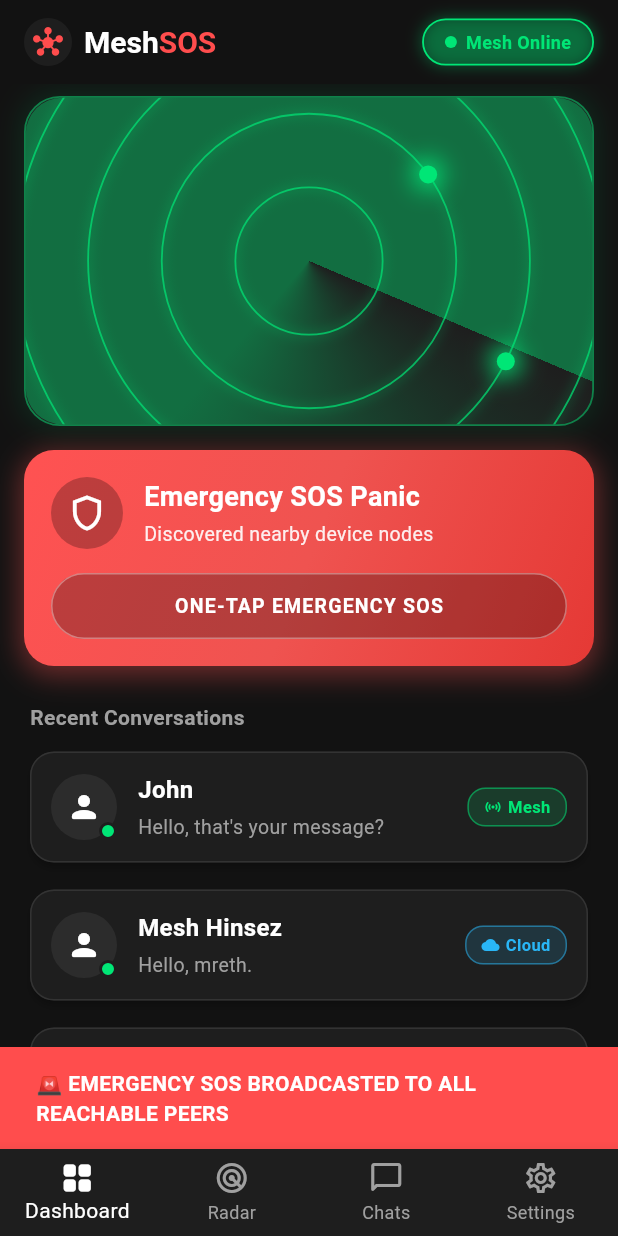
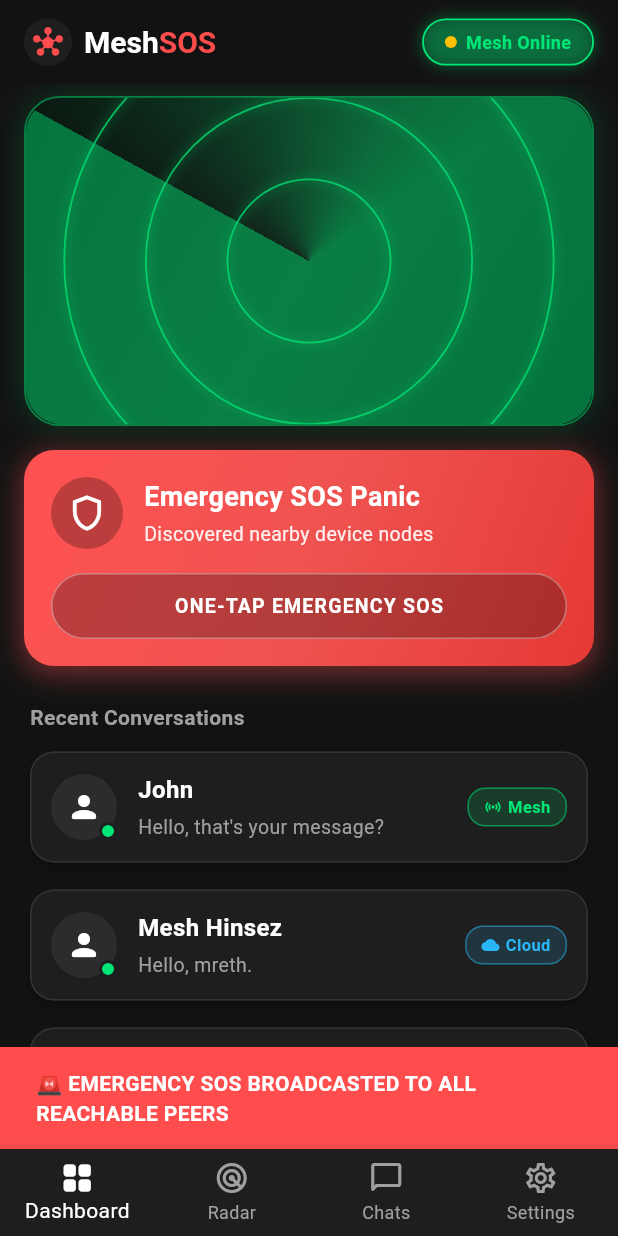
Before and after one commit to Balramsingh12233/MeshSoS, a Flutter app: the screen it shows after launch, after a tap on "ONE-TAP EMERGENCY SOS", on a phone screen of 412 x 824 dp. Run offline on Flutter 3.47's test engine with Material 3 defaults, Android fonts, the phone set to English and light mode, and no system bars; our stand-ins replace flutter_riverpod, hive_flutter, permission_handler; missing offline and left inert: nearby_connections; accounts and stored records are empty.

Commit message:
feat(dashboard): show real detected peer glowing dots on radar, dynamic nearby devices list when active, and fallback to recent chats when idle

```diff
--- a/lib/features/dashboard/presentation/screens/dashboard_screen.dart
+++ b/lib/features/dashboard/presentation/screens/dashboard_screen.dart
@@ -5,9 +5,51 @@ import '../../../chat/presentation/screens/chat_screen.dart';
 import '../../../chat/presentation/screens/chats_list_screen.dart';
 import '../../../mesh/domain/models/message_envelope.dart';
 import '../../../mesh/domain/providers/mesh_router_provider.dart';
+import '../widgets/nearby_peer_item.dart';
 import '../widgets/radar_visualizer_card.dart';
 import '../widgets/recent_chat_item.dart';
 import '../widgets/sos_panic_card.dart';
+
+/// Representation of recent demo conversation item
+class ConversationSummary {
+  final String peerName;
+  final String lastMessage;
+  final DeliveryStatus deliveryStatus;
+  final Color avatarColor;
+  final String initials;
+
+  const ConversationSummary({
+    required this.peerName,
+    required this.lastMessage,
+    required this.deliveryStatus,
+    required this.avatarColor,
+    required this.initials,
+  });
+}
+
+const List<ConversationSummary> recentConversations = [
+  ConversationSummary(
+    peerName: 'John',
+    lastMessage: "Hello, that's your message?",
+    deliveryStatus: DeliveryStatus.sentMesh,
+    avatarColor: Color(0xFF0D3B66),
+    initials: 'JN',
+  ),
+  ConversationSummary(
+    peerName: 'Mesh Hinsez',
+    lastMessage: 'Hello, mreth.',
+    deliveryStatus: DeliveryStatus.sentCloud,
+    avatarColor: Color(0xFF311B92),
+    initials: 'MH',
+  ),
+  ConversationSummary(
+    peerName: 'Dirok Huvinro',
+    lastMessage: 'Messages that automatically use SMS as backup.',
+    deliveryStatus: DeliveryStatus.sentSms,
+    avatarColor: Color(0xFF4E342E),
+    initials: 'DH',
+  ),
+];
 
 /// DashboardScreen is the primary Home Screen of MeshSOS.
 class DashboardScreen extends ConsumerStatefulWidget {
@@ -71,6 +113,11 @@ class _DashboardScreenState extends ConsumerState<DashboardScreen> {
       );
     }
 
+    // Watch real-time discovered nearby peers
+    final nearbyPeersAsync = ref.watch(nearbyPeersProvider);
+    final nearbyPeers = nearbyPeersAsync.value ?? [];
+    final hasNearbyPeers = nearbyPeers.isNotEmpty;
+
     return Scaffold(
       backgroundColor: AppColors.background,
       appBar: AppBar(
@@ -118,16 +165,16 @@ class _DashboardScreenState extends ConsumerState<DashboardScreen> {
                 ),
               ],
             ),
-            child: const Row(
+            child: Row(
               children: [
                 CircleAvatar(
                   radius: 4,
-                  backgroundColor: AppColors.transportMesh,
+                  backgroundColor: hasNearbyPeers ? AppColors.transportMesh : Colors.amber,
                 ),
-                SizedBox(width: 6),
+                const SizedBox(width: 6),
                 Text(
-                  'Mesh Online',
-                  style: TextStyle(
+                  hasNearbyPeers ? 'Mesh (${nearbyPeers.length})' : 'Mesh Online',
+                  style: const TextStyle(
                     color: AppColors.transportMesh,
                     fontSize: 12,
                     fontWeight: FontWeight.bold,
@@ -142,62 +189,78 @@ class _DashboardScreenState extends ConsumerState<DashboardScreen> {
         crossAxisAlignment: CrossAxisAlignment.start,
         children: [
           // ── FIXED SECTION: Radar + SOS Panic card (does NOT scroll) ────────
-          const RadarVisualizerCard(activePeerCount: 4),
+          // Real peer count controls glowing dots on radar (0 when no peers found)
+          RadarVisualizerCard(activePeerCount: nearbyPeers.length),
           SosPanicCard(onTriggerSos: _handleSosBroadcast),
 
           const SizedBox(height: 12),
 
-          // Recent Conversations header (also fixed)
-          const Padding(
-            padding: EdgeInsets.symmetric(horizontal: 20, vertical: 4),
-            child: Text(
-              'Recent Conversations',
-              style: TextStyle(
-                color: AppColors.textSecondary,
-                fontSize: 14,
-                fontWeight: FontWeight.w600,
-              ),
+          // Dynamic Header: 'Discovered Devices' when nearby peers found, else 'Recent Conversations'
+          Padding(
+            padding: const EdgeInsets.symmetric(horizontal: 20, vertical: 4),
+            child: Row(
+              mainAxisAlignment: MainAxisAlignment.spaceBetween,
+              children: [
+                Text(
+                  hasNearbyPeers ? 'Discovered Devices (${nearbyPeers.length})' : 'Recent Conversations',
+                  style: const TextStyle(
+                    color: AppColors.textSecondary,
+                    fontSize: 14,
+                    fontWeight: FontWeight.w600,
+                  ),
+                ),
+                if (hasNearbyPeers)
+                  const Text(
+                    'Active Now',
+                    style: TextStyle(
+                      color: AppColors.transportMesh,
+                      fontSize: 12,
+                      fontWeight: FontWeight.bold,
+                    ),
+                  ),
+              ],
             ),
           ),
 
-          // ── SCROLLABLE SECTION: only the chat list scrolls ──────────────────
+          // ── SCROLLABLE SECTION: shows nearby devices or recent chats ────────
           Expanded(
-            child: ListView(
-              physics: const BouncingScrollPhysics(),
-              padding: const EdgeInsets.only(bottom: 16),
-              children: [
-                RecentChatItem(
-                  peerName: 'John',
-                  lastMessageText: "Hello, that's your message?",
-                  mode: DeliveryStatus.sentMesh,
-                  onTap: () => _navigateToChatScreen(
-                    'John',
-                    avatarColor: const Color(0xFF0D3B66),
-                    initials: 'JN',
+            child: hasNearbyPeers
+                ? ListView.builder(
+                    physics: const BouncingScrollPhysics(),
+                    padding: const EdgeInsets.only(bottom: 16),
+                    itemCount: nearbyPeers.length,
+                    itemBuilder: (context, index) {
+                      final peer = nearbyPeers[index];
+                      return NearbyPeerItem(
+                        peer: peer,
+                        onTap: () => _navigateToChatScreen(
+                          peer.displayName,
+                          avatarColor: const Color(0xFF0D3B66),
+                          initials: peer.displayName.isNotEmpty
+                              ? peer.displayName.substring(0, 1).toUpperCase()
+                              : '?',
+                        ),
+                      );
+                    },
+                  )
+                : ListView(
+                    physics: const BouncingScrollPhysics(),
+                    padding: const EdgeInsets.only(bottom: 16),
+                    children: recentConversations
+                        .map(
+                          (c) => RecentChatItem(
+                            peerName: c.peerName,
+                            lastMessageText: c.lastMessage,
+                            mode: c.deliveryStatus,
+                            onTap: () => _navigateToChatScreen(
+                              c.peerName,
+                              avatarColor: c.avatarColor,
+                              initials: c.initials,
+                            ),
+                          ),
+                        )
+                        .toList(),
                   ),
-                ),
-                RecentChatItem(
-                  peerName: 'Mesh Hinsez',
-                  lastMessageText: 'Hello, mreth.',
-                  mode: DeliveryStatus.sentCloud,
-                  onTap: () => _navigateToChatScreen(
-                    'Mesh Hinsez',
-                    avatarColor: const Color(0xFF311B92),
-                    initials: 'MH',
-                  ),
-                ),
-                RecentChatItem(
-                  peerName: 'Dirok Huvinro',
-                  lastMessageText: 'Messages that automatically use SMS as backup.',
-                  mode: DeliveryStatus.sentSms,
-                  onTap: () => _navigateToChatScreen(
-                    'Dirok Huvinro',
-                    avatarColor: const Color(0xFF4E342E),
-                    initials: 'DH',
-                  ),
-                ),
-              ],
-            ),
           ),
         ],
       ),
--- a/lib/features/dashboard/presentation/widgets/radar_visualizer_card.dart
+++ b/lib/features/dashboard/presentation/widgets/radar_visualizer_card.dart
@@ -2,20 +2,13 @@ import 'dart:math' as math;
 import 'package:flutter/material.dart';
 import '../../../../core/constants/app_colors.dart';
 
-/// RadarVisualizerCard renders an immersive full-card animated radar scanner.
-///
-/// Design Precision (Matching Mockup Image 2):
-/// 1. Full-Card Expanding Orbital Rings: Concentric radar circles expand across
-///    the full width of the card container instead of being constrained to a small center circle.
-/// 2. Luminous Neon Green Glow: Uses Paint mask filters and multi-layered stroke
-///    effects to give the radar rings and orbital node points a vibrant neon glow (`#00E676`).
-/// 3. Orbital Node Points: Node dots sit directly along the circular orbital paths.
+/// RadarVisualizerCard renders the full-card glowing radar scanner matching Mockup 100%.
 class RadarVisualizerCard extends StatefulWidget {
   final int activePeerCount;
 
   const RadarVisualizerCard({
     super.key,
-    this.activePeerCount = 4,
+    this.activePeerCount = 0,
   });
 
   @override
@@ -29,10 +22,9 @@ class _RadarVisualizerCardState extends State<RadarVisualizerCard>
   @override
   void initState() {
     super.initState();
-    // 5-second smooth rotating radar sweep
     _controller = AnimationController(
       vsync: this,
-      duration: const Duration(seconds: 5),
+      duration: const Duration(seconds: 4),
     )..repeat();
   }
 
@@ -46,10 +38,19 @@ class _RadarVisualizerCardState extends State<RadarVisualizerCard>
   Widget build(BuildContext context) {
     return Container(
       width: double.infinity,
-      height: 220, // Increased height for full-card immersive radar
+      height: 220,
       margin: const EdgeInsets.symmetric(horizontal: 16, vertical: 8),
       decoration: BoxDecoration(
-        color: AppColors.surface,
+        // Dark green-black gradient background matching target mockup screenshot exactly
+        gradient: const LinearGradient(
+          begin: Alignment.topLeft,
+          end: Alignment.bottomRight,
+          colors: [
+            Color(0xFF0A1811),
+            Color(0xFF12281C),
+            Color(0xFF09140E),
+          ],
+        ),
         borderRadius: BorderRadius.circular(24),
         border: Border.all(
           color: AppColors.transportMesh.withOpacity(0.5),
@@ -57,7 +58,7 @@ class _RadarVisualizerCardState extends State<RadarVisualizerCard>
         ),
         boxShadow: [
           BoxShadow(
-            color: AppColors.transportMesh.withOpacity(0.12),
+            color: AppColors.transportMesh.withOpacity(0.15),
             blurRadius: 16,
             spreadRadius: 2,
           ),
@@ -69,7 +70,7 @@ class _RadarVisualizerCardState extends State<RadarVisualizerCard>
           animation: _controller,
           builder: (context, child) {
             return CustomPaint(
-              painter: _ImmersiveRadarPainter(
+              painter: _MockupRadarPainter(
                 angle: _controller.value * 2 * math.pi,
                 peerCount: widget.activePeerCount,
               ),
@@ -81,66 +82,62 @@ class _RadarVisualizerCardState extends State<RadarVisualizerCard>
   }
 }
 
-/// CustomPainter delivering full-card glowing radar visuals
-class _ImmersiveRadarPainter extends CustomPainter {
+class _MockupRadarPainter extends CustomPainter {
   final double angle;
   final int peerCount;
 
-  _ImmersiveRadarPainter({required this.angle, required this.peerCount});
+  _MockupRadarPainter({required this.angle, required this.peerCount});
 
   @override
   void paint(Canvas canvas, Size size) {
     final center = Offset(size.width / 2, size.height / 2);
+    // Expand radius so rings fill the ENTIRE card box edge-to-edge
+    final maxRadius = size.width * 0.72;
 
-    // Set maxRadius large enough so rings fill full container width
-    final maxRadius = size.width * 0.65;
-
-    // 1. Draw 5 Glowing Concentric Orbital Rings
+    // 1. Draw 5 Luminous Neon Green Concentric Rings
     final glowPaint = Paint()
-      ..color = AppColors.transportMesh.withOpacity(0.35)
+      ..color = AppColors.transportMesh.withOpacity(0.4)
       ..style = PaintingStyle.stroke
-      ..strokeWidth = 2.5
-      ..maskFilter = const MaskFilter.blur(BlurStyle.normal, 4.0);
+      ..strokeWidth = 2.2
+      ..maskFilter = const MaskFilter.blur(BlurStyle.normal, 3.5);
 
     final linePaint = Paint()
-      ..color = AppColors.transportMesh.withOpacity(0.7)
+      ..color = AppColors.transportMesh.withOpacity(0.75)
       ..style = PaintingStyle.stroke
       ..strokeWidth = 1.2;
 
     for (int i = 1; i <= 5; i++) {
       final r = maxRadius * (i / 5);
-      // Draw outer neon glow ring
       canvas.drawCircle(center, r, glowPaint);
-      // Draw crisp inner ring
       canvas.drawCircle(center, r, linePaint);
     }
 
-    // 2. Draw Rotating Radar Sweep Gradient Beam
+    // 2. Rotating Radar Sweep Gradient Beam
     final sweepPaint = Paint()
       ..shader = SweepGradient(
         center: Alignment.center,
         startAngle: 0.0,
-        endAngle: math.pi * 0.6, // 108 degree sweep arc
+        endAngle: math.pi * 0.65,
         colors: [
           AppColors.transportMesh.withOpacity(0.0),
-          AppColors.transportMesh.withOpacity(0.4),
+          AppColors.transportMesh.withOpacity(0.45),
         ],
         transform: GradientRotation(angle),
       ).createShader(Rect.fromCircle(center: center, radius: maxRadius));
 
     canvas.drawCircle(center, maxRadius, sweepPaint);
 
-    // 3. Draw Discovered Mesh Peer Node Dots Along Orbital Rings
-    final nodeSolidPaint = Paint()
+    // 3. Glowing Node Dots Positioned Directly On Ring Orbits
+    final nodePaint = Paint()
       ..color = AppColors.transportMesh
       ..style = PaintingStyle.fill;
 
-    final nodeGlowPaint = Paint()
+    final nodeGlow = Paint()
       ..color = AppColors.transportMesh
       ..style = PaintingStyle.fill
       ..maskFilter = const MaskFilter.blur(BlurStyle.normal, 8);
 
-    // Calculate node positions along specific orbital ring radii & angles matching mockup image 2
+    // Radii of ring 2, 3, 4, 5
     final ringRadii = [
       maxRadius * (2 / 5),
       maxRadius * (3 / 5),
@@ -149,14 +146,14 @@ class _ImmersiveRadarPainter extends CustomPainter {
     ];
 
     final nodeAngles = [
-      -math.pi * 0.2, // Top right orbital
-      math.pi * 0.15,  // Mid right orbital
-      math.pi * 0.7,   // Bottom left orbital
-      -math.pi * 0.8,  // Top left orbital
+      -math.pi * 0.25, // Top Right
+      math.pi * 0.1,   // Right
+      math.pi * 0.65,  // Bottom Left
+      -math.pi * 0.75, // Top Left
     ];
 
-    final countToDraw = math.min(peerCount, ringRadii.length);
-    for (int i = 0; i < countToDraw; i++) {
+    final drawCount = math.min(peerCount, ringRadii.length);
+    for (int i = 0; i < drawCount; i++) {
       final r = ringRadii[i];
       final a = nodeAngles[i];
       final pos = Offset(
@@ -164,15 +161,15 @@ class _ImmersiveRadarPainter extends CustomPainter {
         center.dy + r * math.sin(a),
       );
 
-      // Draw strong neon glow outer aura
-      canvas.drawCircle(pos, 10, nodeGlowPaint);
-      // Draw inner solid node dot
-      canvas.drawCircle(pos, 6, nodeSolidPaint);
+      // Glowing aura
+      canvas.drawCircle(pos, 11, nodeGlow);
+      // Bright core dot
+      canvas.drawCircle(pos, 6, nodePaint);
     }
   }
 
   @override
-  bool shouldRepaint(covariant _ImmersiveRadarPainter oldDelegate) {
+  bool shouldRepaint(covariant _MockupRadarPainter oldDelegate) {
     return oldDelegate.angle != angle || oldDelegate.peerCount != peerCount;
   }
 }
```
Also changed, not shown: lib/features/dashboard/presentation/widgets/nearby_peer_item.dart (added, +131 -0 lines).
